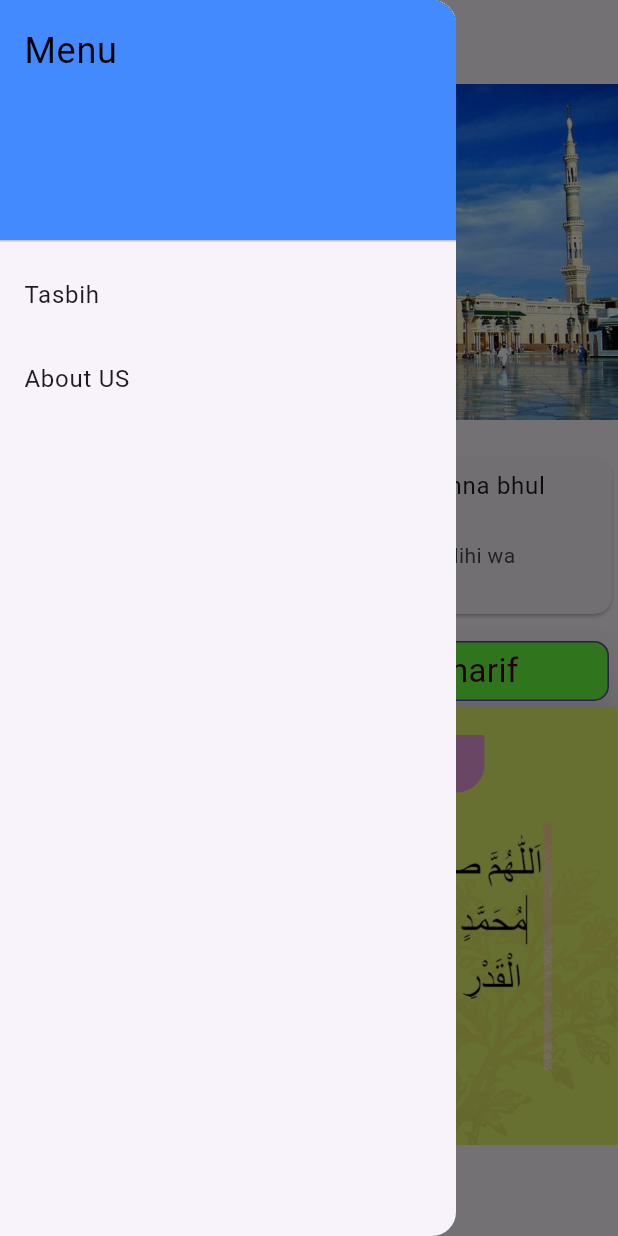
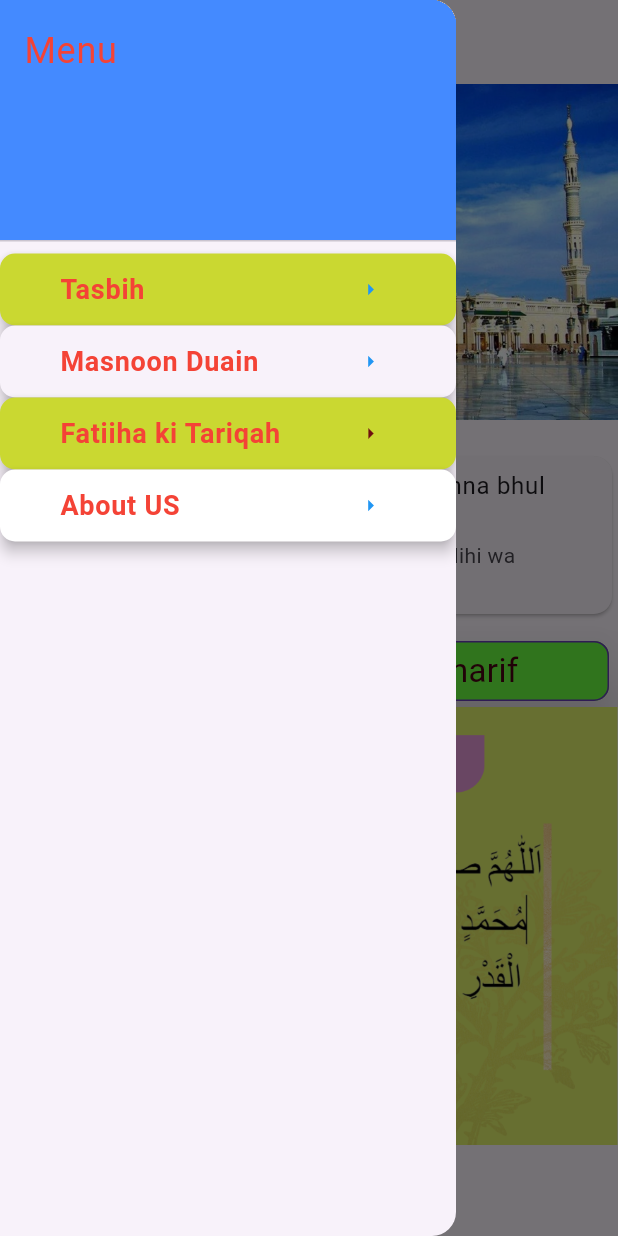
Before and after one commit to shossain786/tasbih, a Flutter app: the screen it shows after launch, with the side drawer open, on a phone screen of 412 x 824 dp. Run offline on Flutter 3.47's test engine with Material 3 defaults, Android fonts, the phone set to English and light mode, and no system bars; our stand-ins replace google_fonts, shared_preferences; Roboto replaces fonts that are missing (Poppins-SemiBold).

Commit message:
app styles added

```diff
--- a/lib/main.dart
+++ b/lib/main.dart
@@ -1,6 +1,7 @@
 import 'package:flutter/material.dart';
 import 'package:tasbih/about_us.dart';
 import 'package:tasbih/counter_items.dart';
+import 'package:tasbih/utils/library_utils.dart';
 
 void main() {
   runApp(const TasbihAPP());
@@ -30,9 +31,7 @@ class HomePage extends StatelessWidget {
   @override
   Widget build(BuildContext context) {
     return Scaffold(
-      appBar: AppBar(
-        title: const Text('Tasbih App'),
-      ),
+      appBar: myCustomAppBar(context, 'Tasbih', 'APP'),
       drawer: Drawer(
         child: ListView(
           padding: EdgeInsets.zero,
@@ -44,23 +43,84 @@ class HomePage extends StatelessWidget {
               child: Text(
                 'Menu',
                 style: TextStyle(
-                  color: Colors.black,
+                  color: Colors.red,
                   fontSize: 24,
                 ),
               ),
             ),
-            ListTile(
-              title: const Text('Tasbih'),
-              onTap: () {
-                Navigator.pushNamed(context, '/counter');
-              },
+            ElevatedButton(
+              onPressed: () {},
+              style: ElevatedButton.styleFrom(
+                elevation: 4,
+                backgroundColor: const Color.fromARGB(254, 202, 216, 48),
+                shape: RoundedRectangleBorder(
+                  borderRadius: BorderRadius.circular(10.0),
+                ),
+              ),
+              child: ListTile(
+                title: drawerTextStyle('Tasbih'),
+                onTap: () {
+                  Navigator.pushNamed(context, '/counter');
+                },
+                trailing: const Icon(Icons.arrow_right),
+                iconColor: Colors.blue,
+                dense: true,
+              ),
             ),
-            ListTile(
-              title: const Text('About US'),
-              onTap: () {
+            ElevatedButton(
+              onPressed: () {},
+              style: ElevatedButton.styleFrom(
+                elevation: 4,
+                shape: RoundedRectangleBorder(
+                  borderRadius: BorderRadius.circular(10.0),
+                ),
+              ),
+              child: ListTile(
+                title: drawerTextStyle('Masnoon Duain'),
+                onTap: () {},
+                trailing: const Icon(Icons.arrow_right),
+                iconColor: Colors.blue,
+                dense: true,
+              ),
+            ),
+            ElevatedButton(
+              onPressed: () {},
+              style: ElevatedButton.styleFrom(
+                elevation: 4,
+                backgroundColor: const Color.fromARGB(254, 202, 216, 48),
+                shape: RoundedRectangleBorder(
+                  borderRadius: BorderRadius.circular(10.0),
+                ),
+              ),
+              child: ListTile(
+                title: drawerTextStyle('Fatiiha ki Tariqah'),
+                onTap: () {},
+                trailing: const Icon(Icons.arrow_right),
+                iconColor: const Color.fromARGB(255, 111, 15, 15),
+                dense: true,
+              ),
+            ),
+            ElevatedButton(
+              onPressed: () {
                 Navigator.pushNamed(context, '/aboutus');
               },
-            ),
+              style: ElevatedButton.styleFrom(
+                elevation: 4,
+                backgroundColor: Colors.white,
+                shape: RoundedRectangleBorder(
+                  borderRadius: BorderRadius.circular(10.0),
+                ),
+              ),
+              child: ListTile(
+                title: drawerTextStyle('About US'),
+                onTap: () {
+                  Navigator.pushNamed(context, '/aboutus');
+                },
+                trailing: const Icon(Icons.arrow_right),
+                iconColor: Colors.blue,
+                dense: true,
+              ),
+            )
           ],
         ),
       ),
--- a/lib/utils/library_utils.dart
+++ b/lib/utils/library_utils.dart
@@ -5,39 +5,86 @@ import 'package:google_fonts/google_fonts.dart';
 
 class MyColors {
   Color bgColor() {
-    return const Color.fromARGB(255, 112, 94, 192);
+    return Colors.blue;
   }
 
   Color iconsColor() {
-    return const Color.fromARGB(255, 199, 244, 251);
+    return Colors.blue;
   }
 
   Color appBarIconsColor() {
-    return const Color.fromARGB(255, 219, 246, 239);
+    return const Color.fromARGB(255, 235, 14, 14);
+  }
+
+  Color btnTextColor() {
+    return Colors.blue;
   }
 }
 
-class StyledAppBarText extends StatelessWidget {
-  const StyledAppBarText(this.text, {super.key});
+AppBar myCustomAppBar(BuildContext context, String title, String title2) {
+  return AppBar(
+    title: Row(
+      mainAxisAlignment: MainAxisAlignment.start,
+      children: [
+        Text(
+          title,
+          style: const TextStyle(
+            color: Colors.blue,
+            fontSize: 24,
+            fontWeight: FontWeight.bold,
+          ),
+        ),
+        Text(
+          title2,
+          style: const TextStyle(
+            color: Colors.orange,
+            fontSize: 24,
+            fontWeight: FontWeight.bold,
+          ),
+        ),
+      ],
+    ),
+    foregroundColor: MyColors().iconsColor(),
+  );
+}
 
-  final String text;
+AppBar myAppBar(BuildContext context, String title) {
+  return AppBar(
+    title: Text(
+      title,
+      style: const TextStyle(
+        fontFamily: 'Inter-SemiBold',
+        fontWeight: FontWeight.bold,
+        fontSize: 20,
+      ),
+    ),
+    backgroundColor: MyColors().bgColor(),
+    foregroundColor: MyColors().appBarIconsColor(),
+    centerTitle: true,
+  );
+}
 
-  @override
-  Widget build(BuildContext context) {
+Text drawerTextStyle(String text) {
   return Text(
     text,
-      style: GoogleFonts.unbounded(
-        fontSize: 20,
-        color: const Color.fromARGB(255, 219, 246, 239),
+    style: const TextStyle(
+      fontFamily: 'Poppins-SemiBold',
+      fontWeight: FontWeight.bold,
+      fontSize: 18,
+      color: Colors.red,
     ),
   );
 }
-}
 
-TextStyle drawerTextStyle() {
-  return GoogleFonts.unbounded(
-    color: const Color.fromARGB(255, 199, 244, 251),
-    fontSize: 20,
-    fontWeight: FontWeight.normal,
+Text btnTextStyle(String text) {
+  String title = text;
+  return Text(
+    title,
+    style: TextStyle(
+      fontFamily: 'Poppins-SemiBold',
+      fontWeight: FontWeight.bold,
+      fontSize: 18,
+      color: MyColors().btnTextColor(),
+    ),
   );
 }
```
Also changed, not shown: lib/about_us.dart (+7 -19 lines), lib/count_page.dart (+22 -1 lines), lib/counter_items.dart (+9 -13 lines), pubspec.yaml (+7 -7 lines), assets/fonts/Inter-Regular.ttf (added), assets/fonts/Inter-SemiBold.ttf (added), assets/fonts/Poppins-Bold.ttf (added). Lines whose indentation alone changed are shown as unchanged.
